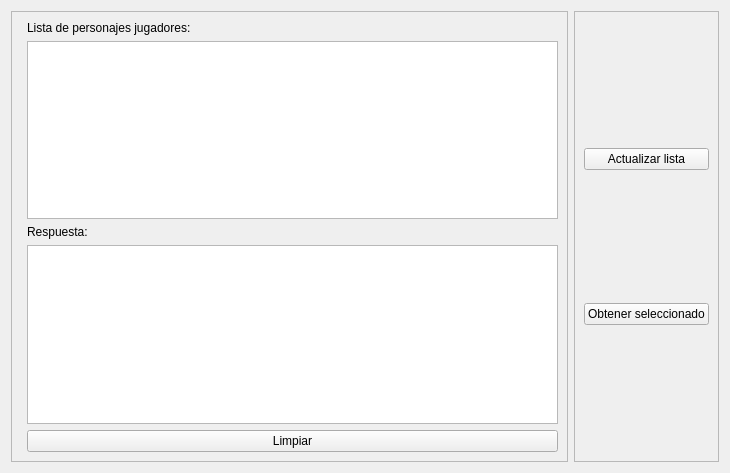
Hegemind/afdesktop, file src/ui/tabs/tabpjs.ui: the form before one commit.
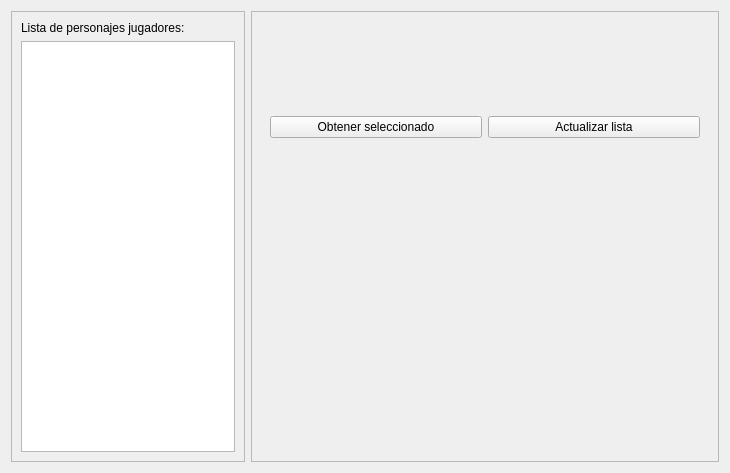
The form after the commit.

```diff
--- a/src/ui/tabs/tabpjs.ui
+++ b/src/ui/tabs/tabpjs.ui
@@ -13,7 +13,7 @@
   <property name="windowTitle">
    <string>Form</string>
   </property>
-  <layout class="QHBoxLayout" name="horizontalLayout">
+  <layout class="QHBoxLayout" name="horizontalLayout" stretch="1,2">
    <item>
     <widget class="QFrame" name="frame">
      <property name="frameShape">
@@ -22,45 +22,21 @@
      <property name="frameShadow">
       <enum>QFrame::Raised</enum>
      </property>
-     <layout class="QFormLayout" name="formLayout_2">
-      <property name="fieldGrowthPolicy">
-       <enum>QFormLayout::AllNonFixedFieldsGrow</enum>
-      </property>
-      <item row="0" column="1">
+     <layout class="QVBoxLayout" name="verticalLayout">
+      <item>
        <widget class="QLabel" name="label">
         <property name="text">
          <string>Lista de personajes jugadores:</string>
         </property>
        </widget>
       </item>
-      <item row="1" column="1">
+      <item>
        <widget class="QListView" name="listaPersonajes">
         <property name="editTriggers">
          <set>QAbstractItemView::NoEditTriggers</set>
         </property>
        </widget>
       </item>
-      <item row="2" column="1">
-       <widget class="QLabel" name="label_2">
-        <property name="text">
-         <string>Respuesta:</string>
-        </property>
-       </widget>
-      </item>
-      <item row="3" column="1">
-       <widget class="QTextEdit" name="cajaRespuestas">
-        <property name="readOnly">
-         <bool>true</bool>
-        </property>
-       </widget>
-      </item>
-      <item row="5" column="1">
-       <widget class="QPushButton" name="botonLimpiar">
-        <property name="text">
-         <string>Limpiar</string>
-        </property>
-       </widget>
-      </item>
      </layout>
     </widget>
    </item>
@@ -74,18 +50,27 @@
      </property>
      <layout class="QVBoxLayout" name="verticalLayout_2">
       <item>
-       <widget class="QPushButton" name="botonObtener">
-        <property name="text">
-         <string>Actualizar lista</string>
-        </property>
+       <widget class="QWidget" name="widget" native="true">
+        <layout class="QHBoxLayout" name="horizontalLayout_2">
+         <item>
+          <widget class="QPushButton" name="botonObtenerSeleccionado">
+           <property name="text">
+            <string>Obtener seleccionado</string>
+           </property>
+          </widget>
+         </item>
+         <item>
+          <widget class="QPushButton" name="botonObtener">
+           <property name="text">
+            <string>Actualizar lista</string>
+           </property>
+          </widget>
+         </item>
+        </layout>
        </widget>
       </item>
       <item>
-       <widget class="QPushButton" name="botonObtenerSeleccionado">
-        <property name="text">
-         <string>Obtener seleccionado</string>
-        </property>
-       </widget>
+       <widget class="QWidget" name="widget_2" native="true"/>
       </item>
      </layout>
     </widget>
```
Left out of the diff: 21 changed lines with no effect on the pictures.
